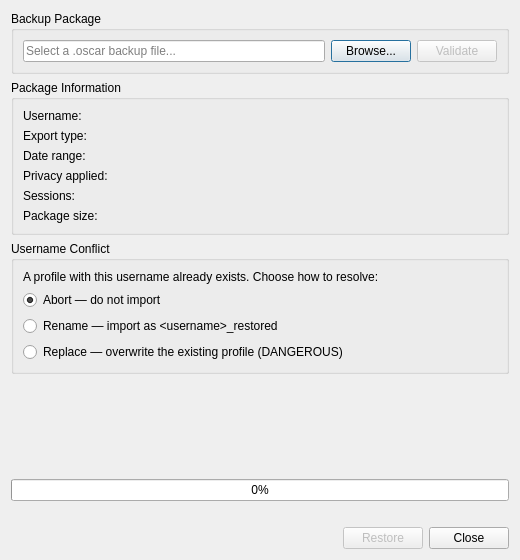
Above: oscar/restoredialog.ui from tomasohara/OSCAR-SQL before the change. Below: the same form after it.
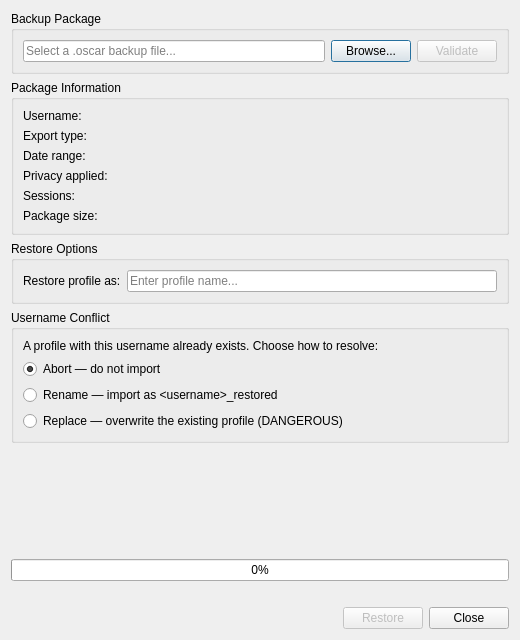
That is the form after the change.

Commit message: Complete profile backup and restore subsystem

```diff
--- a/oscar/restoredialog.ui
+++ b/oscar/restoredialog.ui
@@ -7,7 +7,7 @@
     <x>0</x>
     <y>0</y>
     <width>520</width>
-    <height>560</height>
+    <height>640</height>
    </rect>
   </property>
   <property name="windowTitle">
@@ -148,6 +148,33 @@
      </layout>
     </widget>
    </item>
+   <!-- Restore options group (hidden until validated) -->
+   <item>
+    <widget class="QGroupBox" name="nameGroup">
+     <property name="title">
+      <string>Restore Options</string>
+     </property>
+     <property name="visible">
+      <bool>false</bool>
+     </property>
+     <layout class="QFormLayout" name="nameLayout">
+      <item row="0" column="0">
+       <widget class="QLabel" name="profileNameCaption">
+        <property name="text">
+         <string>Restore profile as:</string>
+        </property>
+       </widget>
+      </item>
+      <item row="0" column="1">
+       <widget class="QLineEdit" name="profileNameEdit">
+        <property name="placeholderText">
+         <string>Enter profile name...</string>
+        </property>
+       </widget>
+      </item>
+     </layout>
+    </widget>
+   </item>
    <!-- Conflict resolution group (hidden unless conflict detected) -->
    <item>
     <widget class="QGroupBox" name="conflictGroup">
```
The commit also changes 12 other files.
